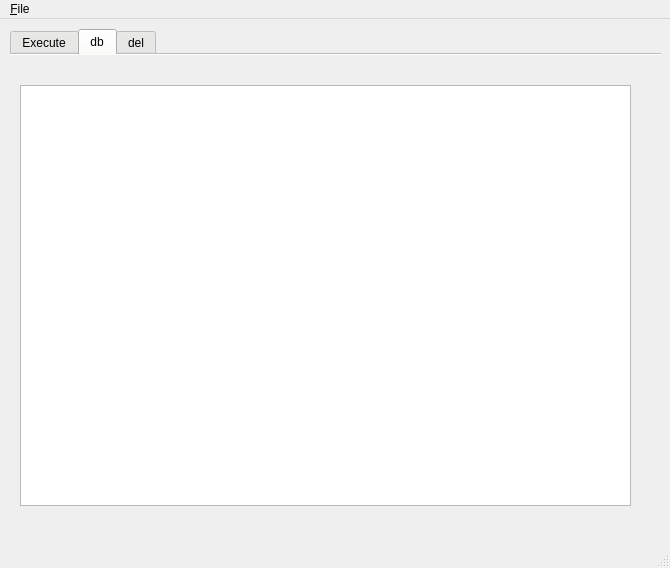
Qt form ui_mw.ui (Ol333/dipl) before a commit.
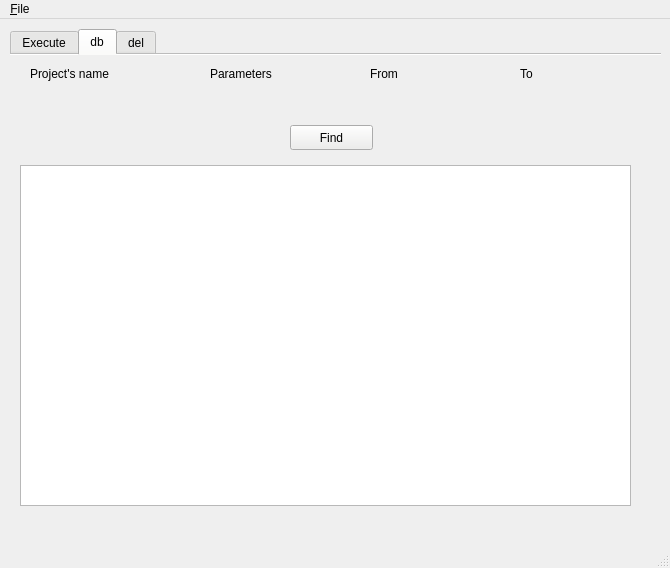
The same form after that commit. The open tabs and pages were chosen to show the change.

Patch:
```diff
--- a/ui_mw.ui
+++ b/ui_mw.ui
@@ -374,9 +374,9 @@
       <property name="geometry">
        <rect>
         <x>10</x>
-        <y>30</y>
+        <y>110</y>
         <width>611</width>
-        <height>421</height>
+        <height>341</height>
        </rect>
       </property>
       <property name="editTriggers">
@@ -392,6 +392,71 @@
        <bool>true</bool>
       </property>
      </widget>
+     <widget class="QPushButton" name="pushButton_4">
+      <property name="geometry">
+       <rect>
+        <x>280</x>
+        <y>70</y>
+        <width>83</width>
+        <height>25</height>
+       </rect>
+      </property>
+      <property name="text">
+       <string>Find</string>
+      </property>
+     </widget>
+     <widget class="QLabel" name="label_7">
+      <property name="geometry">
+       <rect>
+        <x>20</x>
+        <y>10</y>
+        <width>131</width>
+        <height>17</height>
+       </rect>
+      </property>
+      <property name="text">
+       <string>Project's name</string>
+      </property>
+     </widget>
+     <widget class="QLabel" name="label_8">
+      <property name="geometry">
+       <rect>
+        <x>200</x>
+        <y>10</y>
+        <width>101</width>
+        <height>17</height>
+       </rect>
+      </property>
+      <property name="text">
+       <string>Parameters</string>
+      </property>
+     </widget>
+     <widget class="QLabel" name="label_9">
+      <property name="geometry">
+       <rect>
+        <x>360</x>
+        <y>10</y>
+        <width>64</width>
+        <height>17</height>
+       </rect>
+      </property>
+      <property name="text">
+       <string>From</string>
+      </property>
+     </widget>
+     <widget class="QLabel" name="label_10">
+      <property name="geometry">
+       <rect>
+        <x>510</x>
+        <y>10</y>
+        <width>64</width>
+        <height>17</height>
+       </rect>
+      </property>
+      <property name="text">
+       <string>To</string>
+      </property>
+     </widget>
     </widget>
     <widget class="QWidget" name="tab_3">
      <attribute name="title">
```
